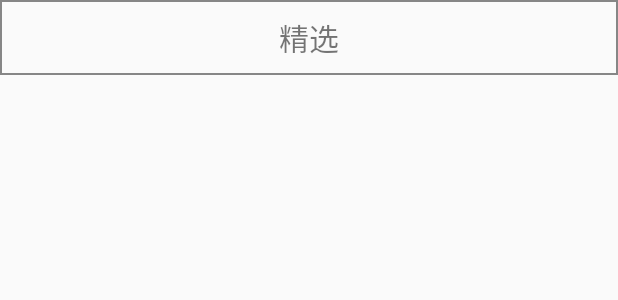
After one commit to lihonglin810/GiftSay, an Android app: the layout item_pop_choose.xml on its own in the app's theme, with its tools: preview values and no code run, on a phone screen of 412 x 824 dp. The commit adds this screen. Shown: the top 300 px of the screen. Run offline under Robolectric (Android 15) with nearby library versions, the phone set to English and light mode, and no system bars; network calls fail.

Commit message:
不知道干了啥

```diff
--- a/GiftSay/app/build.gradle
+++ b/GiftSay/app/build.gradle
@@ -24,4 +24,5 @@ dependencies {
     testCompile 'junit:junit:4.12'
     compile 'com.android.support:appcompat-v7:23.1.0'
     compile 'com.android.support:design:23.1.0'
+    compile 'eu.the4thfloor.volley:com.android.volley:2015.05.28'
 }
--- /dev/null
+++ b/GiftSay/app/src/main/res/drawable/pop_shape.xml
@@ -0,0 +1,8 @@
+<?xml version="1.0" encoding="utf-8"?>
+<shape xmlns:android="http://schemas.android.com/apk/res/android"
+    android:shape="rectangle">
+    <stroke
+        android:width="1dp"
+        android:color="#868686"/>
+
+</shape>
--- a/GiftSay/app/src/main/res/layout/fragment_home.xml
+++ b/GiftSay/app/src/main/res/layout/fragment_home.xml
@@ -60,6 +60,7 @@
     </LinearLayout>
 
     <LinearLayout
+        android:id="@+id/home_pop_linear"
         android:layout_width="match_parent"
         android:layout_height="40dp"
         android:orientation="horizontal">
@@ -73,6 +74,7 @@
             android:layout_weight="1" />
 
         <ImageView
+            android:id="@+id/pop_window_img"
             android:layout_width="wrap_content"
             android:layout_height="match_parent"
             android:padding="10dp"
--- /dev/null
+++ b/GiftSay/app/src/main/res/layout/item_pop_choose.xml
@@ -0,0 +1,17 @@
+<?xml version="1.0" encoding="utf-8"?>
+<LinearLayout xmlns:android="http://schemas.android.com/apk/res/android"
+    android:orientation="vertical"
+    android:layout_width="match_parent"
+    android:layout_height="wrap_content"
+    android:background="@drawable/pop_shape">
+
+    <TextView
+        android:id="@+id/item_pop_choose_tv"
+        android:layout_margin="10dp"
+        android:layout_width="wrap_content"
+        android:layout_height="wrap_content"
+        android:layout_gravity="center"
+        android:text="精选"
+        android:textSize="20sp"/>
+
+</LinearLayout>
```
Also changed, not shown: GiftSay/app/src/main/java/com/lanou3g/dllo/giftsay/model/bean/HomePopBean.java (added, +24 -0 lines), GiftSay/app/src/main/java/com/lanou3g/dllo/giftsay/model/net/VolleyInstance.java (added, +47 -0 lines), GiftSay/app/src/main/java/com/lanou3g/dllo/giftsay/model/net/VolleyResult.java (added, +9 -0 lines), GiftSay/app/src/main/java/com/lanou3g/dllo/giftsay/ui/adapter/HomePopAdapter.java (added, +57 -0 lines), GiftSay/app/src/main/java/com/lanou3g/dllo/giftsay/ui/fragment/HomeFragment.java (+76 -1 lines), GiftSay/app/src/main/res/layout/change_home.xml (added, +14 -0 lines), GiftSay/app/src/main/res/layout/pop_window.xml (added, +15 -0 lines).
